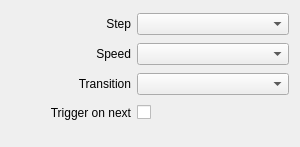
CasparCG/client, file src/Widgets/Inspector/TriCaster/InspectorAutoWidget.ui: the form before one commit.
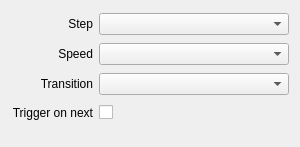
The form after the commit.

Commit message: Remove minimumSize constraint from labels

What changed in the file:
```diff
--- a/src/Widgets/Inspector/TriCaster/InspectorAutoWidget.ui
+++ b/src/Widgets/Inspector/TriCaster/InspectorAutoWidget.ui
@@ -22,12 +22,6 @@
    </property>
    <item row="3" column="0">
     <widget class="QLabel" name="labelTriggerOnNext">
-     <property name="minimumSize">
-      <size>
-       <width>120</width>
-       <height>0</height>
-      </size>
-     </property>
      <property name="text">
       <string>Trigger on next</string>
      </property>
@@ -38,12 +32,6 @@
    </item>
    <item row="0" column="0">
     <widget class="QLabel" name="labelStep">
-     <property name="minimumSize">
-      <size>
-       <width>120</width>
-       <height>0</height>
-      </size>
-     </property>
      <property name="text">
       <string>Step</string>
      </property>
@@ -54,12 +42,6 @@
    </item>
    <item row="1" column="0">
     <widget class="QLabel" name="labelSpeed">
-     <property name="minimumSize">
-      <size>
-       <width>120</width>
-       <height>0</height>
-      </size>
-     </property>
      <property name="text">
       <string>Speed</string>
      </property>
@@ -107,12 +89,6 @@
    </item>
    <item row="2" column="0">
     <widget class="QLabel" name="labelTransition">
-     <property name="minimumSize">
-      <size>
-       <width>120</width>
-       <height>0</height>
-      </size>
-     </property>
      <property name="text">
       <string>Transition</string>
      </property>
```
The commit also changes 53 other files.
